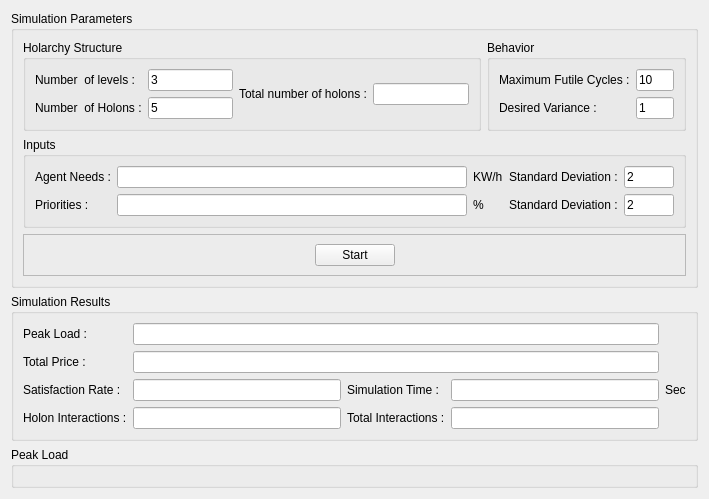
First picture: the form in Holonic_Simulation/Simulation/Simulation.ui, repository nejatafshar/Holonic-Simulation, before the edit.
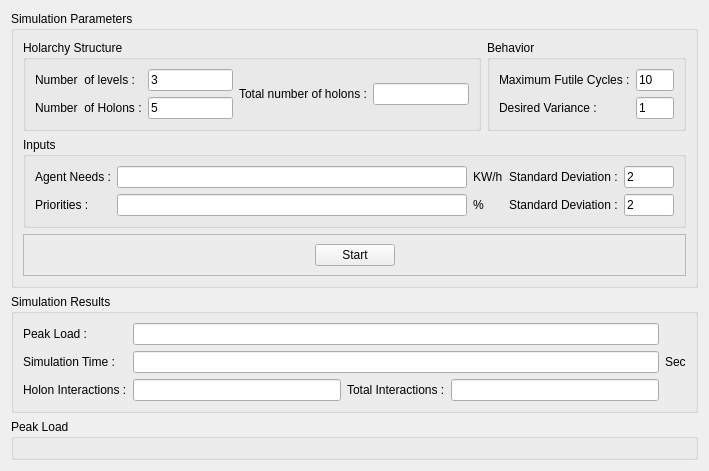
Second picture: the form after the edit. Custom widgets are drawn as their Qt base class.

```diff
--- a/Holonic_Simulation/Simulation/Simulation.ui
+++ b/Holonic_Simulation/Simulation/Simulation.ui
@@ -277,31 +277,7 @@
       <string>Simulation Results</string>
      </property>
      <layout class="QGridLayout" name="gridLayout_2">
-      <item row="5" column="0">
-       <widget class="QLabel" name="label_7">
-        <property name="text">
-         <string>Holon Interactions :</string>
-        </property>
-       </widget>
-      </item>
-      <item row="2" column="1" colspan="3">
-       <widget class="QLineEdit" name="peakLoad_lineEdit_2">
-        <property name="text">
-         <string/>
-        </property>
-        <property name="readOnly">
-         <bool>true</bool>
-        </property>
-       </widget>
-      </item>
-      <item row="3" column="2">
-       <widget class="QLabel" name="label_4">
-        <property name="text">
-         <string>Simulation Time :</string>
-        </property>
-       </widget>
-      </item>
-      <item row="5" column="3">
+      <item row="4" column="3">
        <widget class="QLineEdit" name="totalInteractions_lineEdit">
         <property name="text">
          <string/>
@@ -318,15 +294,8 @@
         </property>
        </widget>
       </item>
-      <item row="2" column="0">
-       <widget class="QLabel" name="label_9">
-        <property name="text">
-         <string>Total Price :</string>
-        </property>
-       </widget>
-      </item>
-      <item row="3" column="3">
-       <widget class="QLineEdit" name="simulationTime_lineEdit">
+      <item row="4" column="1">
+       <widget class="QLineEdit" name="holonInteractions_lineEdit">
         <property name="text">
          <string/>
         </property>
@@ -335,31 +304,14 @@
         </property>
        </widget>
       </item>
-      <item row="3" column="4">
+      <item row="2" column="4">
        <widget class="QLabel" name="label_5">
         <property name="text">
          <string>Sec</string>
         </property>
        </widget>
       </item>
-      <item row="3" column="0">
-       <widget class="QLabel" name="label_12">
-        <property name="text">
-         <string>Satisfaction Rate :</string>
-        </property>
-       </widget>
-      </item>
-      <item row="5" column="1">
-       <widget class="QLineEdit" name="holonInteractions_lineEdit">
-        <property name="text">
-         <string/>
-        </property>
-        <property name="readOnly">
-         <bool>true</bool>
-        </property>
-       </widget>
-      </item>
-      <item row="5" column="2">
+      <item row="4" column="2">
        <widget class="QLabel" name="label_8">
         <property name="text">
          <string>Total Interactions :</string>
@@ -376,8 +328,8 @@
         </property>
        </widget>
       </item>
-      <item row="3" column="1">
-       <widget class="QLineEdit" name="SatisfactionRate_lineEdit">
+      <item row="2" column="1" colspan="3">
+       <widget class="QLineEdit" name="simulationTime_lineEdit">
         <property name="text">
          <string/>
         </property>
@@ -386,6 +338,20 @@
         </property>
        </widget>
       </item>
+      <item row="4" column="0">
+       <widget class="QLabel" name="label_7">
+        <property name="text">
+         <string>Holon Interactions :</string>
+        </property>
+       </widget>
+      </item>
+      <item row="2" column="0">
+       <widget class="QLabel" name="label_4">
+        <property name="text">
+         <string>Simulation Time :</string>
+        </property>
+       </widget>
+      </item>
      </layout>
     </widget>
    </item>
```
